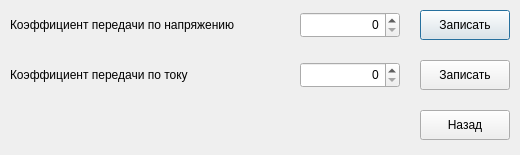
Qt form CE35DConfig/CE35DConfig/sva35d_config.ui (ifedotov1984/projects) before a commit.
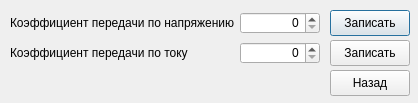
The same form after that commit.

The edit to the form file:
```diff
--- a/CE35DConfig/CE35DConfig/sva35d_config.ui
+++ b/CE35DConfig/CE35DConfig/sva35d_config.ui
@@ -6,10 +6,22 @@
    <rect>
     <x>0</x>
     <y>0</y>
-    <width>520</width>
-    <height>155</height>
+    <width>418</width>
+    <height>103</height>
    </rect>
   </property>
+  <property name="minimumSize">
+   <size>
+    <width>418</width>
+    <height>103</height>
+   </size>
+  </property>
+  <property name="maximumSize">
+   <size>
+    <width>418</width>
+    <height>103</height>
+   </size>
+  </property>
   <property name="windowTitle">
    <string>Dialog</string>
   </property>
@@ -18,14 +30,15 @@
     <rect>
      <x>10</x>
      <y>12</y>
-     <width>291</width>
-     <height>26</height>
+     <width>241</width>
+     <height>22</height>
     </rect>
    </property>
-   <property name="font">
-    <font>
-     <pointsize>9</pointsize>
-    </font>
+   <property name="sizePolicy">
+    <sizepolicy hsizetype="Fixed" vsizetype="Fixed">
+     <horstretch>0</horstretch>
+     <verstretch>0</verstretch>
+    </sizepolicy>
    </property>
    <property name="text">
     <string>Коэффициент передачи по напряжению</string>
@@ -34,16 +47,17 @@
   <widget class="QPushButton" name="vWrite">
    <property name="geometry">
     <rect>
-     <x>420</x>
+     <x>330</x>
      <y>10</y>
-     <width>90</width>
-     <height>30</height>
+     <width>80</width>
+     <height>26</height>
     </rect>
    </property>
-   <property name="font">
-    <font>
-     <pointsize>9</pointsize>
-    </font>
+   <property name="sizePolicy">
+    <sizepolicy hsizetype="Fixed" vsizetype="Fixed">
+     <horstretch>0</horstretch>
+     <verstretch>0</verstretch>
+    </sizepolicy>
    </property>
    <property name="text">
     <string>Записать</string>
@@ -52,12 +66,18 @@
   <widget class="QSpinBox" name="v_coeff">
    <property name="geometry">
     <rect>
-     <x>300</x>
+     <x>240</x>
      <y>12</y>
-     <width>100</width>
-     <height>26</height>
+     <width>80</width>
+     <height>22</height>
     </rect>
    </property>
+   <property name="sizePolicy">
+    <sizepolicy hsizetype="Fixed" vsizetype="Fixed">
+     <horstretch>0</horstretch>
+     <verstretch>0</verstretch>
+    </sizepolicy>
+   </property>
    <property name="alignment">
     <set>Qt::AlignRight|Qt::AlignTrailing|Qt::AlignVCenter</set>
    </property>
@@ -71,16 +91,17 @@
   <widget class="QPushButton" name="iWrite">
    <property name="geometry">
     <rect>
-     <x>420</x>
-     <y>60</y>
-     <width>90</width>
-     <height>30</height>
+     <x>330</x>
+     <y>40</y>
+     <width>80</width>
+     <height>26</height>
     </rect>
    </property>
-   <property name="font">
-    <font>
-     <pointsize>9</pointsize>
-    </font>
+   <property name="sizePolicy">
+    <sizepolicy hsizetype="Fixed" vsizetype="Fixed">
+     <horstretch>0</horstretch>
+     <verstretch>0</verstretch>
+    </sizepolicy>
    </property>
    <property name="text">
     <string>Записать</string>
@@ -90,15 +111,16 @@
    <property name="geometry">
     <rect>
      <x>10</x>
-     <y>62</y>
-     <width>291</width>
-     <height>26</height>
+     <y>42</y>
+     <width>231</width>
+     <height>22</height>
     </rect>
    </property>
-   <property name="font">
-    <font>
-     <pointsize>9</pointsize>
-    </font>
+   <property name="sizePolicy">
+    <sizepolicy hsizetype="Fixed" vsizetype="Fixed">
+     <horstretch>0</horstretch>
+     <verstretch>0</verstretch>
+    </sizepolicy>
    </property>
    <property name="text">
     <string>Коэффициент передачи по току</string>
@@ -107,12 +129,18 @@
   <widget class="QSpinBox" name="i_coeff">
    <property name="geometry">
     <rect>
-     <x>300</x>
-     <y>62</y>
-     <width>100</width>
-     <height>26</height>
+     <x>240</x>
+     <y>42</y>
+     <width>80</width>
+     <height>22</height>
     </rect>
    </property>
+   <property name="sizePolicy">
+    <sizepolicy hsizetype="Fixed" vsizetype="Fixed">
+     <horstretch>0</horstretch>
+     <verstretch>0</verstretch>
+    </sizepolicy>
+   </property>
    <property name="alignment">
     <set>Qt::AlignRight|Qt::AlignTrailing|Qt::AlignVCenter</set>
    </property>
@@ -126,16 +154,17 @@
   <widget class="QPushButton" name="Cancel">
    <property name="geometry">
     <rect>
-     <x>420</x>
-     <y>110</y>
-     <width>90</width>
-     <height>30</height>
+     <x>330</x>
+     <y>70</y>
+     <width>80</width>
+     <height>26</height>
     </rect>
    </property>
-   <property name="font">
-    <font>
-     <pointsize>9</pointsize>
-    </font>
+   <property name="sizePolicy">
+    <sizepolicy hsizetype="Fixed" vsizetype="Fixed">
+     <horstretch>0</horstretch>
+     <verstretch>0</verstretch>
+    </sizepolicy>
    </property>
    <property name="text">
     <string>Назад</string>
```
Left out of the diff: 2 changed lines with no effect on the pictures.
